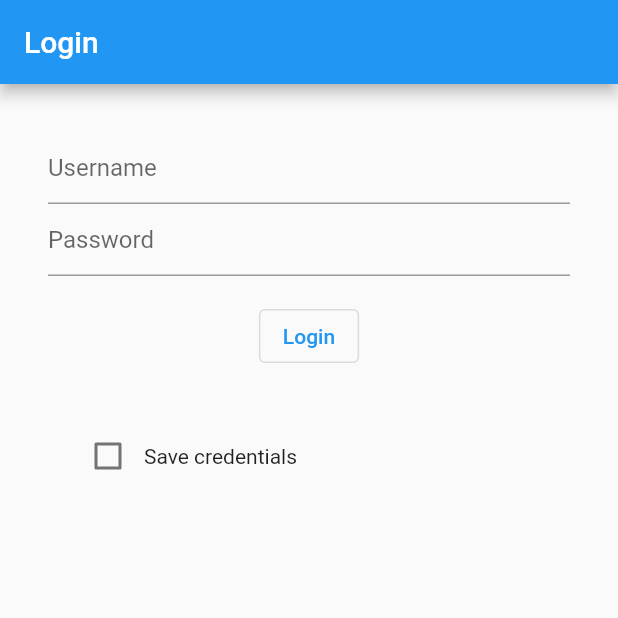
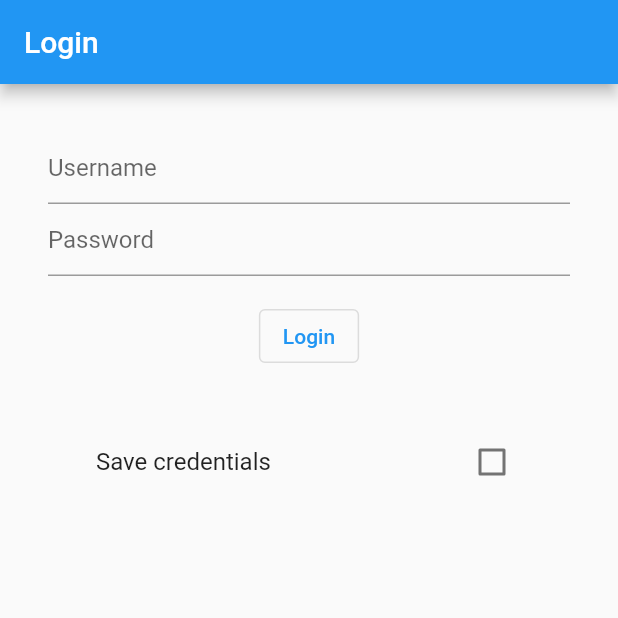
Before and after one commit to tytydraco/cg_proto2, a Flutter app: the screen it shows after launch, on a phone screen of 412 x 824 dp, the top half of it. Run offline on Flutter 3.47's test engine with Material 2 defaults, Android fonts, the phone set to English and light mode, and no system bars; our stand-ins replace fl_chart, shared_preferences.

Commit message:
Use much better solution to checkbox with text
Signed-off-by: Tyler Nijmeh <tylernij@gmail.com>

```diff
--- a/lib/widgets/login_save_checkbox.dart
+++ b/lib/widgets/login_save_checkbox.dart
@@ -23,15 +23,14 @@ class _LoginSaveCheckboxState extends State<LoginSaveCheckbox> {
 
   @override
   Widget build(BuildContext context) {
-    return Row(
-      children: [
-        FutureBuilder(
+    return FutureBuilder(
       initialData: false,
       future: getChecked(),
       builder: (context, snapshot) {
         final checked = snapshot.data as bool;
         if (snapshot.hasData) {
-              return Checkbox(
+          return CheckboxListTile(
+            title: const Text('Save credentials'),
             value: checked,
             onChanged: (state) {
               setChecked(state!);
@@ -44,9 +43,6 @@ class _LoginSaveCheckboxState extends State<LoginSaveCheckbox> {
           return const LoadingSpinner();
         }
       },
-        ),
-        const Text('Save credentials'),
-      ],
     );
   }
 }
```
Lines whose indentation alone changed are shown as unchanged.
